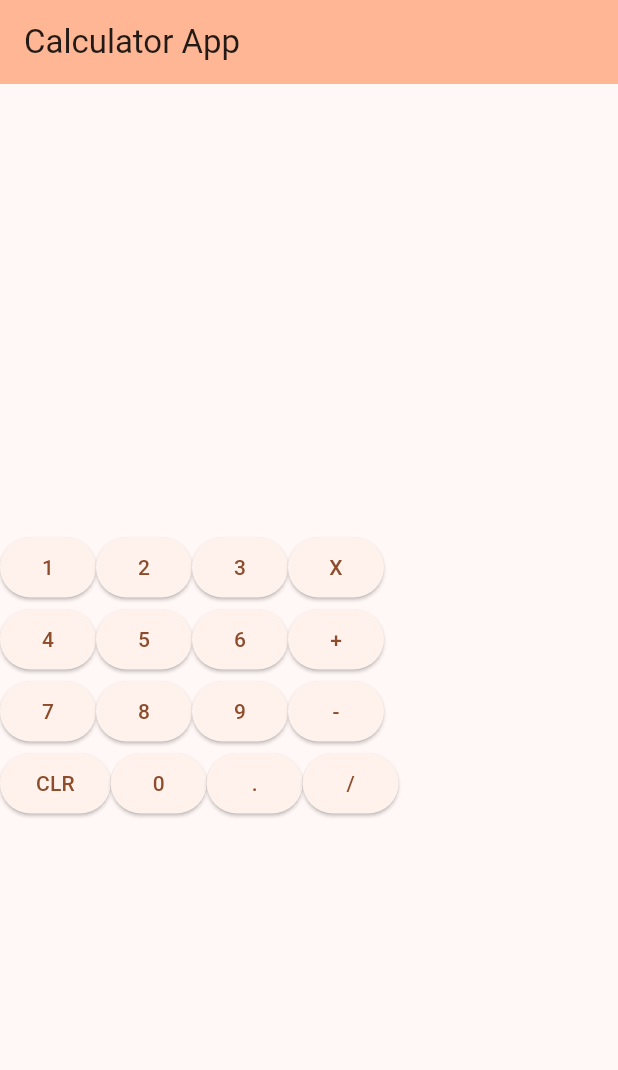
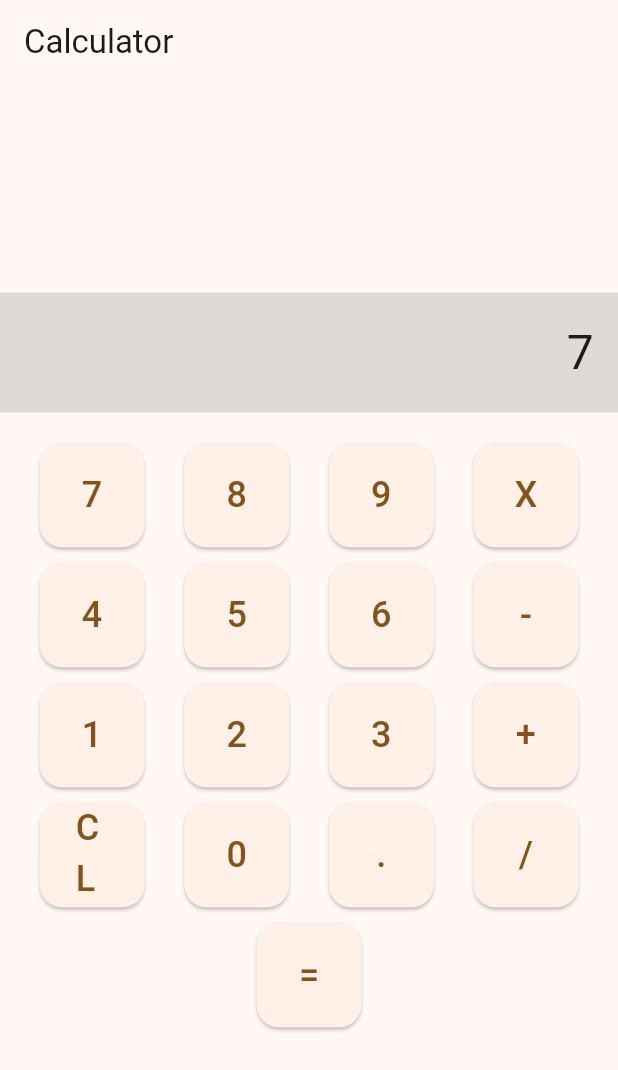
Before and after one commit to HassanCoulibaly/hw2, a Flutter app: the screen it shows after launch, after a tap on an icon or button, on a phone screen of 412 x 824 dp. Shown: the top 1070 px of the screen. Run offline on Flutter 3.47's test engine with Material 3 defaults, Android fonts, the phone set to English and light mode, and no system bars.

```diff
--- a/lib/main.dart
+++ b/lib/main.dart
@@ -7,117 +7,149 @@ void main() {
 class MyApp extends StatelessWidget {
   const MyApp({super.key});
 
-  // This widget is the root of your application.
   @override
   Widget build(BuildContext context) {
     return MaterialApp(
       title: 'Calculator App',
       theme: ThemeData(
-        colorScheme: ColorScheme.fromSeed(
-            seedColor: const Color.fromARGB(255, 248, 108, 21)),
+        colorScheme: ColorScheme.fromSeed(seedColor: Colors.orange),
         useMaterial3: true,
       ),
-      home: const calculatorApp(title: 'Calculator App'),
+      home: const CalculatorApp(),
     );
   }
 }
 
-class calculatorApp extends StatefulWidget {
-  const calculatorApp({super.key, required this.title});
-
-  final String title;
+class CalculatorApp extends StatefulWidget {
+  const CalculatorApp({super.key});
 
   @override
-  State<calculatorApp> createState() => _calculatorAppState();
+  State<CalculatorApp> createState() => _CalculatorAppState();
 }
 
-class _calculatorAppState extends State<calculatorApp> {
-  // variables declarations
-  List _chiffres = [1, 2, 3, 4, 5, 6, 7, 8, 9, 0];
+class _CalculatorAppState extends State<CalculatorApp> {
+  String displayText = "";
+  double? firstOperand;
+  String operator = "";
+  double? secondOperand;
 
-// functions creation
-  void _addition() {
-    setState(() {});
+  /// Function to handle button presses
+  void _onButtonPressed(String value) {
+    setState(() {
+      if (value == "CLR") {
+        // condition is CLR is pressed
+        displayText = "";
+        firstOperand = null;
+        secondOperand = null;
+        operator = "";
+      } else if (value == "+" || value == "-" || value == "X" || value == "/") {
+        //condition if either + - X or  / are pressed
+        if (displayText.isNotEmpty) {
+          firstOperand = double.parse(displayText);
+          operator = value;
+          displayText = "";
+        }
+      } else if (value == "=") {
+        // condition to handle calculations and give a result
+        if (displayText.isNotEmpty && operator.isNotEmpty) {
+          secondOperand = double.parse(displayText);
+          _calculateResult();
+        }
+      } else if (value == ".") {
+        // Condition here to make sure that only one "." is considered
+        if (!displayText.contains(".")) {
+          displayText += ".";
+        }
+      } else {
+        displayText += value;
+      }
+    });
   }
 
-  void _substraction() {}
-
-  void _multiplication() {}
-
-  void _division() {}
-
-  void _display(int display) {
-    int display = 0;
-    _chiffres[display];
-    return _display(display);
+  /// Perform calculation based on operator
+  void _calculateResult() {
+    double result = 0;
+    switch (operator) {
+      case "+":
+        result = firstOperand! + secondOperand!;
+        break;
+      case "-":
+        result = firstOperand! - secondOperand!;
+        break;
+      case "X":
+        result = firstOperand! * secondOperand!;
+        break;
+      case "/":
+        if (secondOperand == 0) {
+          displayText = "Error";
+          return;
+        }
+        result = firstOperand! / secondOperand!;
+        break;
+    }
+    setState(() {
+      displayText = result.toString();
+      firstOperand = null;
+      secondOperand = null;
+      operator = "";
+    });
   }
 
-// here start the User Interface
   @override
   Widget build(BuildContext context) {
     return Scaffold(
-      appBar: AppBar(
-        backgroundColor: Theme.of(context).colorScheme.inversePrimary,
-        title: Text(widget.title),
-      ),
-      body: Center(
-        child: Column(
-          mainAxisAlignment: MainAxisAlignment.center,
-          children: <Widget>[
-            Center(child: Row()),
-            // operations will be  displayed in this screen
-            Container(
-              alignment: Alignment.center,
-              width: 20.5,
-              height: 20.5,
-            ),
+      appBar: AppBar(title: const Text("Calculator")),
+      body: Column(
+        mainAxisAlignment: MainAxisAlignment.center,
+        children: [
+          // Display screen
+          Container(
+            padding: const EdgeInsets.all(16),
+            alignment: Alignment.centerRight,
+            width: double.infinity,
+            height: 80,
+            color: Colors.black12,
+            child: Text(displayText, style: const TextStyle(fontSize: 32)),
+          ),
+          const SizedBox(height: 20), // Space between display and buttons
 
-            // calculator buttons here
-            // Line 1
-            Row(
-              children: [
-                ElevatedButton(
-                  onPressed: () {},
-                  child: Text("1"),
-                ),
-                ElevatedButton(onPressed: () {}, child: Text("2")),
-                ElevatedButton(onPressed: () {}, child: Text("3")),
-                ElevatedButton(onPressed: _multiplication, child: Text("X")),
-              ],
-            ),
-
-            //Line2
-            Row(
-              children: [
-                ElevatedButton(onPressed: () {}, child: Text("4")),
-                ElevatedButton(onPressed: () {}, child: Text("5")),
-                ElevatedButton(onPressed: () {}, child: Text("6")),
-                ElevatedButton(onPressed: _addition, child: Text("+")),
-              ],
-            ),
-
-            //Line3
-            Row(
-              children: [
-                ElevatedButton(onPressed: () {}, child: Text("7")),
-                ElevatedButton(onPressed: () {}, child: Text("8")),
-                ElevatedButton(onPressed: () {}, child: Text("9")),
-                ElevatedButton(onPressed: _substraction, child: Text("-")),
-              ],
-            ),
-
-            //Line4
-            Row(
-              children: [
-                ElevatedButton(onPressed: () {}, child: Text("CLR")),
-                ElevatedButton(onPressed: () {}, child: Text("0")),
-                ElevatedButton(onPressed: () {}, child: Text(".")),
-                ElevatedButton(onPressed: _division, child: Text("/")),
-              ],
-            ),
-          ],
-        ),
+          // Buttons Layout
+          buildRow(["7", "8", "9", "X"]),
+          const SizedBox(height: 10),
+          buildRow(["4", "5", "6", "-"]),
+          const SizedBox(height: 10),
+          buildRow(["1", "2", "3", "+"]),
+          const SizedBox(height: 10),
+          buildRow(["CLR", "0", ".", "/"]),
+          const SizedBox(height: 10),
+          buildRow(["="]),
+        ],
       ),
     );
   }
+
+  // I setted here a Rows of buttons to be able to handle the buttons
+  Widget buildRow(List<String> texts) {
+    return Row(
+      mainAxisAlignment: MainAxisAlignment.spaceEvenly,
+      children: texts
+          .map(
+            (text) => SizedBox(
+              width: 70,
+              height: 70,
+              child: ElevatedButton(
+                // My fonction to make calculations is called here
+                onPressed: () => _onButtonPressed(text),
+                style: ElevatedButton.styleFrom(
+                  shape: RoundedRectangleBorder(
+                    borderRadius: BorderRadius.circular(15),
+                  ),
+                ),
+                child: Text(text, style: const TextStyle(fontSize: 24)),
+              ),
+            ),
+          )
+          .toList(),
+    );
+  }
 }
```
